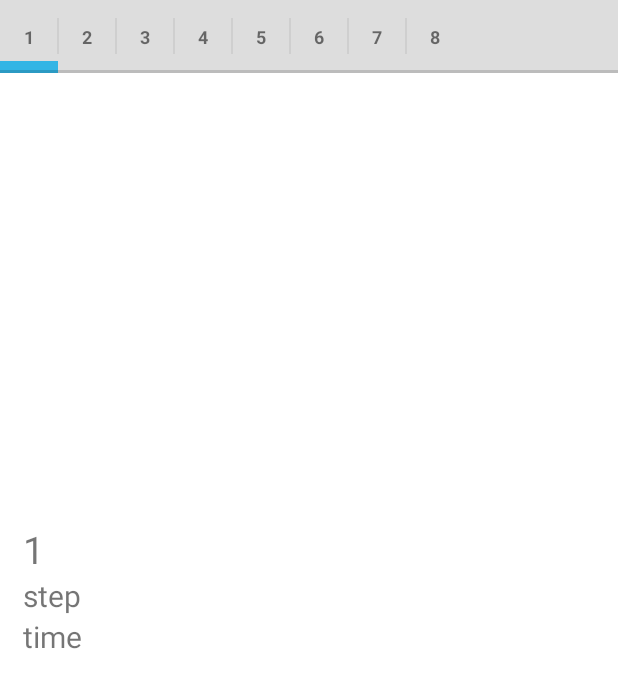
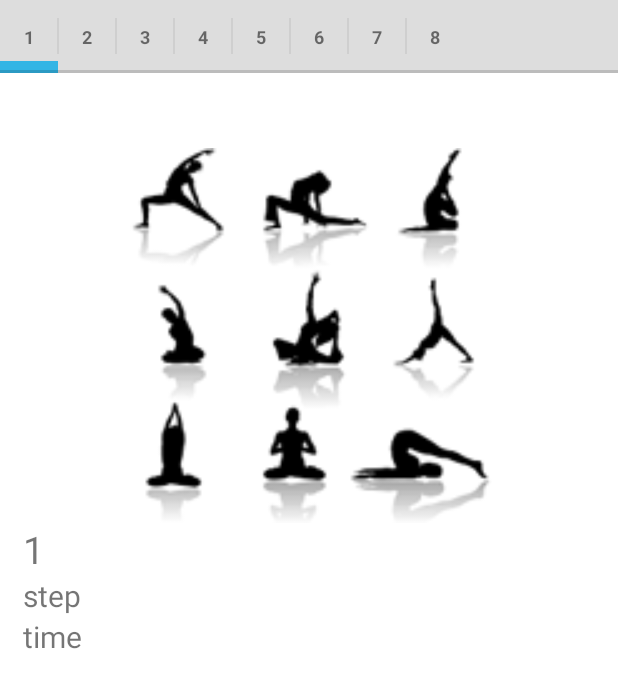
Before and after one commit to pirave/myACL, an Android app: the SlidingTabsBasicFragment screen opened directly, with no data from a screen before it, on a phone screen of 412 x 824 dp. Shown: the top 688 px of the screen. Run offline under Robolectric (Android 15) with nearby library versions, the light colour scheme and no system bars.

Commit message:
comment out the change i add in ProtocolDB Also add the code and tested the imageview

```diff
--- a/app/src/main/java/com/mobile/app/myacl/exerciseShow/SlidingTabsBasicFragment.java
+++ b/app/src/main/java/com/mobile/app/myacl/exerciseShow/SlidingTabsBasicFragment.java
@@ -1,6 +1,8 @@
 
 package com.mobile.app.myacl.exerciseShow;
 
+import android.graphics.Bitmap;
+import android.graphics.BitmapFactory;
 import android.os.Bundle;
 import android.support.v4.app.Fragment;
 import android.support.v4.view.PagerAdapter;
@@ -8,13 +10,15 @@ import android.support.v4.view.ViewPager;
 import android.view.LayoutInflater;
 import android.view.View;
 import android.view.ViewGroup;
+import android.widget.ImageView;
 import android.widget.TextView;
 
 import com.mobile.app.myacl.DatabaseManager.ProtocolDB;
 import com.mobile.app.myacl.R;
 import com.mobile.app.myacl.slidetabss.SlidingTabLayout;
 
-
+import java.io.IOException;
+import java.io.InputStream;
 
 
 public class SlidingTabsBasicFragment extends Fragment {
@@ -115,6 +119,16 @@ public class SlidingTabsBasicFragment extends Fragment {
             // Retrieve a TextView from the inflated View, and update it's text
             TextView title = (TextView) view.findViewById(R.id.item_title);
             title.setText(tabs[position]);
+            ImageView image1= (ImageView)  view.findViewById(R.id.imagee);
+
+            try {
+                InputStream path = getActivity().getAssets().open("images/e1.png");
+                Bitmap bit = BitmapFactory.decodeStream(path);
+                image1.setImageBitmap(bit);
+            } catch (IOException e) {
+                // TODO Auto-generated catch block
+                e.printStackTrace();
+            }
 
 
             // Return the View
```
Also changed, not shown: app/src/main/java/com/mobile/app/myacl/DatabaseManager/ProtocolDB.java (+4 -5 lines), app/src/main/assets/databases/protocolA.db, app/src/main/assets/images/e1.png (added), app/src/main/assets/images/e2.png (added).
